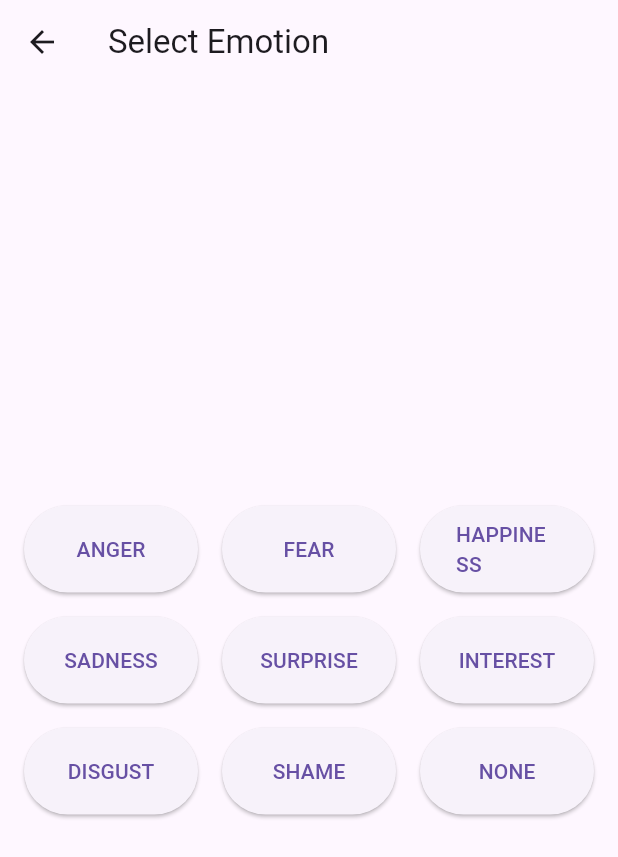
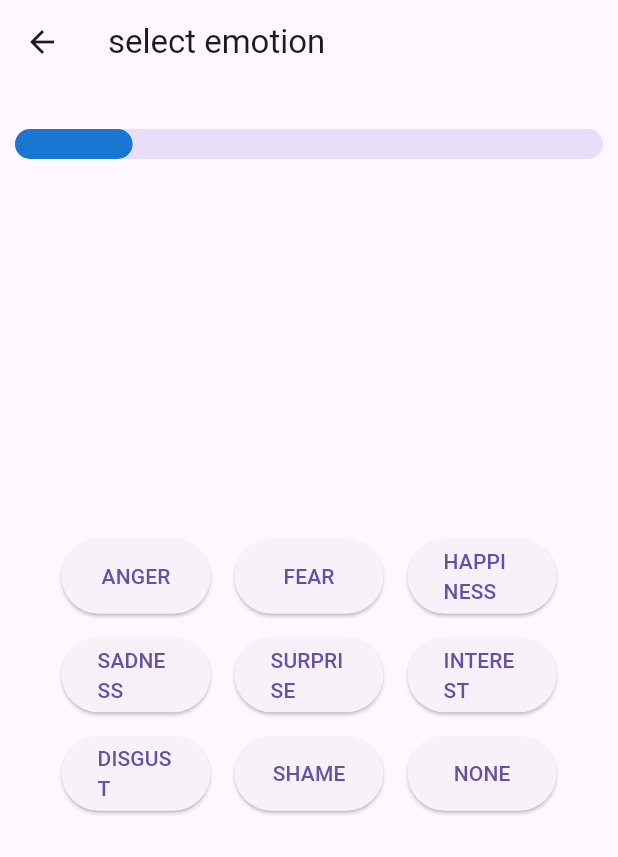
Before and after one commit to Canvas-Diary/Frontend, a Flutter app: the screen it shows after launch, after a tap on "start writing", on a phone screen of 412 x 824 dp. Shown: the top 857 px of the screen. Run offline on Flutter 3.47's test engine with Material 3 defaults, Android fonts, the light colour scheme and no system bars; our stand-ins replace dio, table_calendar; network calls fail.

Commit message:
feat: diary flow route방식 변경
page view와 progress bar를 이용하여 관리

```diff
--- a/lib/screens/home/diary_flow/diary_1_emotion.dart
+++ b/lib/screens/home/diary_flow/diary_1_emotion.dart
@@ -1,7 +1,6 @@
 import 'package:flutter/material.dart';
 import 'package:provider/provider.dart';
 import 'package:canvas_diary/models/diary_flow_model.dart';
-import 'package:canvas_diary/screens/home/diary_flow/diary_2_write.dart';
 
 const List<String> emotions = [
   "ANGER",
@@ -16,17 +15,16 @@ const List<String> emotions = [
 ];
 
 class EmotionSelectScreen extends StatelessWidget {
-  const EmotionSelectScreen({Key? key}) : super(key: key);
+  final VoidCallback  routeNextPage;
+  const EmotionSelectScreen({
+    required this.routeNextPage,
+    Key? key,
+  }) : super(key: key);
 
   @override
   Widget build(BuildContext context) {
     final diaryData = Provider.of<DiaryFlowModel>(context, listen: false);
-    return Scaffold(
-      appBar: AppBar(
-        title: Text("Select Emotion"),
-      ),
-      body: SafeArea(
-        child: Center(
+    return Center(
       child: GridView(
         shrinkWrap: true,
         padding: EdgeInsets.all(16.0),
@@ -40,24 +38,12 @@ class EmotionSelectScreen extends StatelessWidget {
           return ElevatedButton(
             onPressed: () {
               diaryData.updateDiaryEmotion(emotion);
-                  routeNextPage(context);
+              routeNextPage();
             },
             child: Text(emotion),
           );
         }).toList(),
       ),
-        ),
-      ),
-    );
-  }
-
-  void routeNextPage(BuildContext context) {
-    Navigator.of(context).push(
-      MaterialPageRoute(
-        builder: (BuildContext context) {
-          return WritingScreen();
-        },
-      ),
     );
   }
 }
--- /dev/null
+++ b/lib/screens/home/diary_flow/diary_routes.dart
@@ -0,0 +1,81 @@
+import 'package:flutter/material.dart';
+
+import 'diary_1_emotion.dart';
+import 'diary_2_write.dart';
+import 'diary_3_format.dart';
+import 'diary_4_painting.dart';
+import 'diary_5_result.dart';
+
+class DiaryRoutes extends StatefulWidget {
+  const DiaryRoutes({super.key});
+
+  @override
+  State<DiaryRoutes> createState() => _DiaryRoutesState();
+}
+
+class _DiaryRoutesState extends State<DiaryRoutes> {
+  int currentIndex = 0;
+  PageController _pageController = PageController(initialPage: 0);
+
+  void _routeNextPage() {
+    _pageController.nextPage(
+        duration: Duration(milliseconds: 200), curve: Curves.easeInOut);
+  }
+
+  void _endDiaryRoute() {
+    Navigator.of(context).pop();
+  }
+
+  void _onPageChanged(int index) {
+    setState(() {
+      currentIndex = index;
+    });
+  }
+
+  @override
+  void dispose() {
+    _pageController.dispose();
+    super.dispose();
+  }
+
+  @override
+  Widget build(BuildContext context) {
+    return Scaffold(
+      appBar: AppBar(
+        title: Text("select emotion"),
+      ),
+      body: SafeArea(
+        child: Padding(
+          padding: EdgeInsets.symmetric(horizontal: 10, vertical: 30),
+          child: Column(
+            children: [
+              LinearProgressIndicator(
+                color: Colors.blue.shade700,
+                value: (currentIndex + 1) / 5,
+                borderRadius: BorderRadius.circular(10),
+                minHeight: 20,
+              ),
+              Expanded(
+                child: Padding(
+                  padding: const EdgeInsets.all(15),
+                  child: PageView(
+                    children: [
+                      EmotionSelectScreen(routeNextPage: _routeNextPage),
+                      WritingScreen(routeNextPage: _routeNextPage),
+                      FormatSelectScreen(routeNextPage: _routeNextPage),
+                      PaintingSelectScreen(routeNextPage: _routeNextPage),
+                      ResultScreen(routeNextPage: _endDiaryRoute)
+                    ],
+                    controller: _pageController,
+                    onPageChanged: _onPageChanged,
+                    padEnds: true,
+                  ),
+                ),
+              ),
+            ],
+          ),
+        ),
+      ),
+    );
+  }
+}
--- a/lib/screens/home/home_screen.dart
+++ b/lib/screens/home/home_screen.dart
@@ -1,9 +1,8 @@
+import 'package:canvas_diary/screens/home/diary_flow/diary_routes.dart';
 import 'package:dio/dio.dart';
 import 'package:flutter/cupertino.dart';
 import 'package:flutter/material.dart';
 import 'package:table_calendar/table_calendar.dart';
-
-import 'diary_flow/diary_1_emotion.dart';
 
 class HomeScreen extends StatefulWidget {
   const HomeScreen({super.key});
@@ -20,8 +19,8 @@ class _HomeScreenState extends State<HomeScreen> {
   Map<DateTime, List<Diary>> Events = {};
 
   Future<List<dynamic>> _getDiaries() async {
-    _dio.options.baseUrl = "http://dev.simproject.kr:8080";
-    Response response = await _dio.get('/api/diaries/test', queryParameters: {
+    _dio.options.baseUrl = "http://54.180.145.19:8080";
+    Response response = await _dio.get('/api/diaries', queryParameters: {
       'from': null,
       'to': null,
       'content': null,
@@ -29,6 +28,7 @@ class _HomeScreenState extends State<HomeScreen> {
     });
 
     Map<String, dynamic> diaryData = response.data;
+    print(diaryData);
     List<dynamic> diaries = diaryData['diaries'];
     return diaries;
   }
@@ -48,6 +48,8 @@ class _HomeScreenState extends State<HomeScreen> {
     setState(() {
       Events = newEvents;
     });
+
+
   }
 
   @override
@@ -196,7 +198,7 @@ class _HomeScreenState extends State<HomeScreen> {
                   Navigator.of(context).push(
                     MaterialPageRoute(
                       builder: (BuildContext context) {
-                        return EmotionSelectScreen();
+                        return DiaryRoutes();
                       },
                     ),
                   );
```
Also changed, not shown: lib/screens/home/diary_flow/diary_2_write.dart (+5 -21 lines), lib/screens/home/diary_flow/diary_3_format.dart (+9 -25 lines), lib/screens/home/diary_flow/diary_4_painting.dart (+15 -31 lines), lib/screens/home/diary_flow/diary_5_result.dart (+5 -9 lines). Lines whose indentation alone changed are shown as unchanged.
